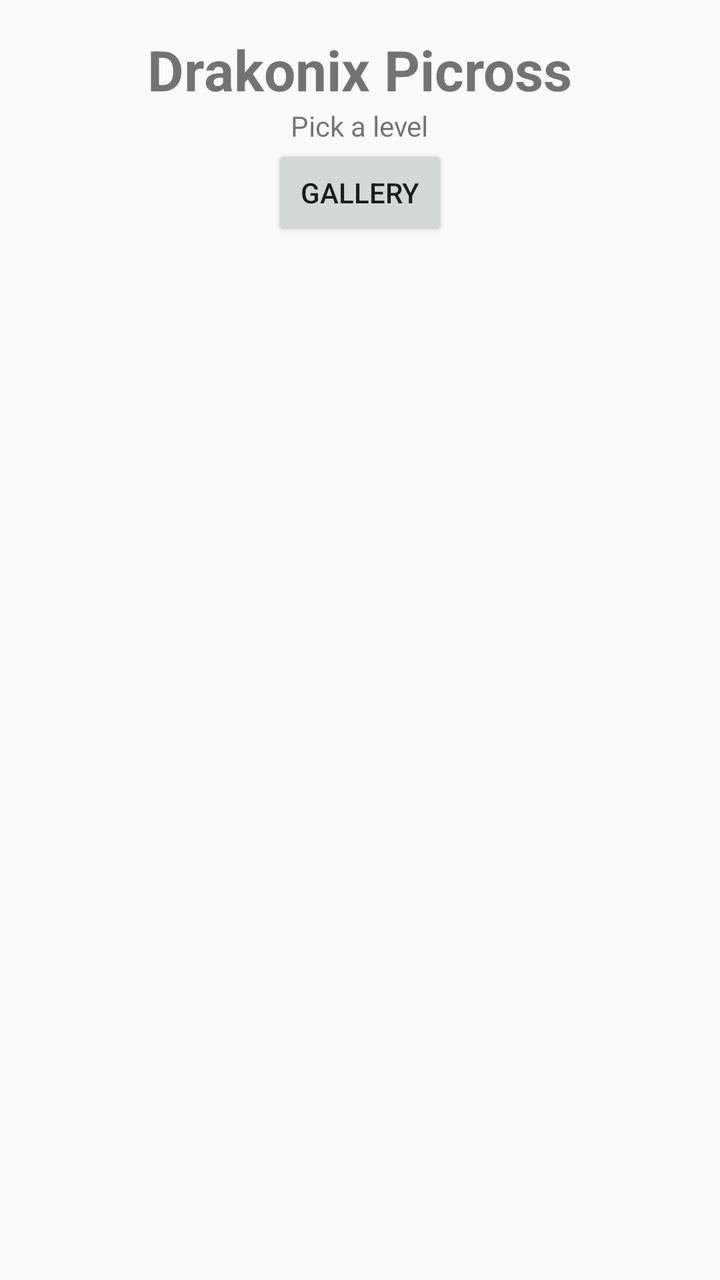
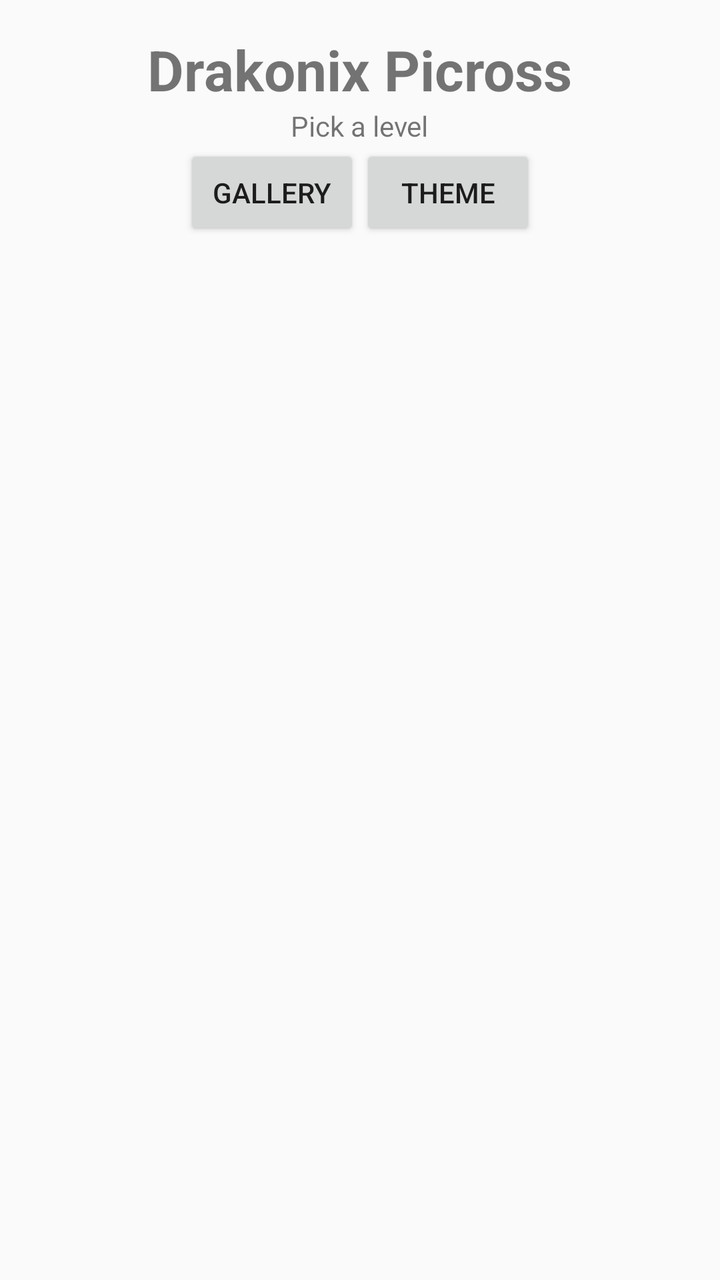

An Android layout rendered at two revisions. The XML below is the earlier revision; the diff shows what the commit changed to produce the second picture.
<!-- AndroidManifest.xml: application theme Theme.DrakonixPicross -->
<!-- res/layout/activity_main.xml -->
<?xml version="1.0" encoding="utf-8"?>
<ScrollView xmlns:android="http://schemas.android.com/apk/res/android"
    android:layout_width="match_parent"
    android:layout_height="match_parent"
    android:fillViewport="true">

    <LinearLayout
        android:layout_width="match_parent"
        android:layout_height="wrap_content"
        android:orientation="vertical"
        android:padding="16dp">

        <TextView
            android:layout_width="wrap_content"
            android:layout_height="wrap_content"
            android:layout_gravity="center_horizontal"
            android:text="@string/app_name"
            android:textSize="28sp"
            android:textStyle="bold" />

        <TextView
            android:layout_width="wrap_content"
            android:layout_height="wrap_content"
            android:layout_gravity="center_horizontal"
            android:text="@string/pick_level" />

        <Button
            android:id="@+id/galleryButton"
            android:layout_width="wrap_content"
            android:layout_height="wrap_content"
            android:layout_gravity="center_horizontal"
            android:layout_marginBottom="12dp"
            android:text="@string/gallery" />

        <GridLayout
            android:id="@+id/levelGrid"
            android:layout_width="match_parent"
            android:layout_height="wrap_content"
            android:columnCount="2" />
    </LinearLayout>
</ScrollView>
<!-- resources referenced by this layout -->
<resources>
  <string name="app_name">Drakonix Picross</string>
  <string name="gallery">Gallery</string>
  <string name="pick_level">Pick a level</string>
  <style name="Theme.DrakonixPicross" parent="android:Theme.Material.Light.NoActionBar">
          <item name="android:colorPrimary">@color/primary</item>
          <item name="android:colorAccent">@color/accent</item>
          <item name="android:windowBackground">@color/background</item>
      </style>
  <color name="primary">#37474F</color>
  <color name="accent">#26A69A</color>
  <color name="background">#FAFAFA</color>
</resources>

<!-- the commit's change to res/layout/activity_main.xml (unified diff, before → after) -->
@@ -11,6 +11,7 @@
         android:padding="16dp">
 
         <TextView
+            android:id="@+id/titleText"
             android:layout_width="wrap_content"
             android:layout_height="wrap_content"
             android:layout_gravity="center_horizontal"
@@ -19,18 +20,31 @@
             android:textStyle="bold" />
 
         <TextView
+            android:id="@+id/pickText"
             android:layout_width="wrap_content"
             android:layout_height="wrap_content"
             android:layout_gravity="center_horizontal"
             android:text="@string/pick_level" />
 
-        <Button
-            android:id="@+id/galleryButton"
+        <LinearLayout
             android:layout_width="wrap_content"
             android:layout_height="wrap_content"
             android:layout_gravity="center_horizontal"
             android:layout_marginBottom="12dp"
-            android:text="@string/gallery" />
+            android:orientation="horizontal">
+
+            <Button
+                android:id="@+id/galleryButton"
+                android:layout_width="wrap_content"
+                android:layout_height="wrap_content"
+                android:text="@string/gallery" />
+
+            <Button
+                android:id="@+id/themeButton"
+                android:layout_width="wrap_content"
+                android:layout_height="wrap_content"
+                android:text="@string/theme" />
+        </LinearLayout>
 
         <GridLayout
             android:id="@+id/levelGrid"
<!-- resource entries referenced after the edit -->
@@ -3,6 +3,7 @@
   <string name="app_name">Drakonix Picross</string>
   <string name="gallery">Gallery</string>
   <string name="pick_level">Pick a level</string>
+  <string name="theme">Theme</string>
   <style name="Theme.DrakonixPicross" parent="android:Theme.Material.Light.NoActionBar">
           <item name="android:colorPrimary">@color/primary</item>
           <item name="android:colorAccent">@color/accent</item>
